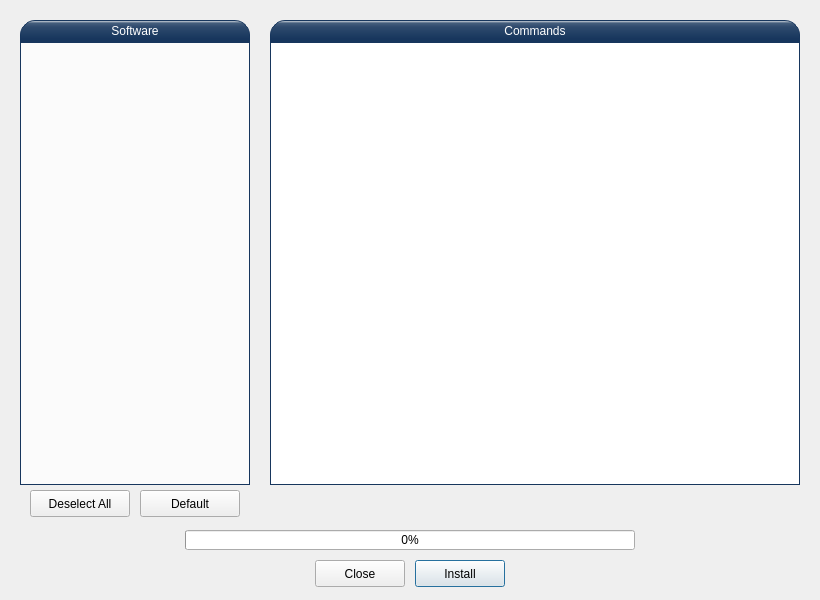
Old version of the form UI/install2.ui in the repository ainfosec/FISSURE.
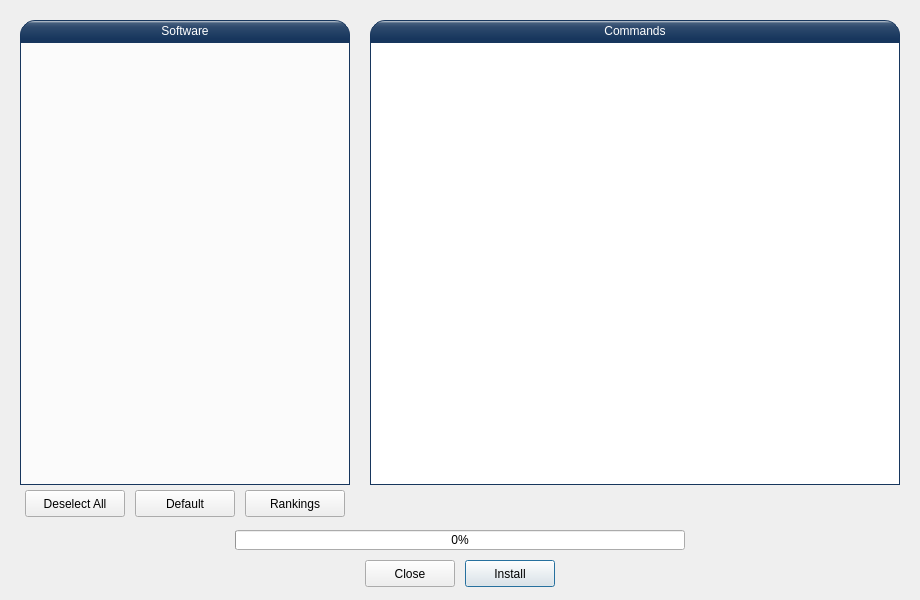
New version of the form.

Commit message: Program size estimates for install

```diff
--- a/UI/install2.ui
+++ b/UI/install2.ui
@@ -6,7 +6,7 @@
    <rect>
     <x>0</x>
     <y>0</y>
-    <width>820</width>
+    <width>920</width>
     <height>600</height>
    </rect>
   </property>
@@ -16,7 +16,7 @@
   <widget class="QPushButton" name="pushButton_ok">
    <property name="geometry">
     <rect>
-     <x>415</x>
+     <x>465</x>
      <y>560</y>
      <width>90</width>
      <height>27</height>
@@ -29,7 +29,7 @@
   <widget class="QPushButton" name="pushButton_cancel">
    <property name="geometry">
     <rect>
-     <x>315</x>
+     <x>365</x>
      <y>560</y>
      <width>90</width>
      <height>27</height>
@@ -42,7 +42,7 @@
   <widget class="QPushButton" name="pushButton_default">
    <property name="geometry">
     <rect>
-     <x>140</x>
+     <x>135</x>
      <y>490</y>
      <width>100</width>
      <height>27</height>
@@ -55,7 +55,7 @@
   <widget class="QPushButton" name="pushButton_deselect">
    <property name="geometry">
     <rect>
-     <x>30</x>
+     <x>25</x>
      <y>490</y>
      <width>100</width>
      <height>27</height>
@@ -68,7 +68,7 @@
   <widget class="QPlainTextEdit" name="plainTextEdit1">
    <property name="geometry">
     <rect>
-     <x>270</x>
+     <x>370</x>
      <y>42</y>
      <width>530</width>
      <height>443</height>
@@ -100,7 +100,7 @@
     <rect>
      <x>20</x>
      <y>20</y>
-     <width>230</width>
+     <width>330</width>
      <height>22</height>
     </rect>
    </property>
@@ -129,7 +129,7 @@
   <widget class="QLabel" name="label2">
    <property name="geometry">
     <rect>
-     <x>270</x>
+     <x>370</x>
      <y>20</y>
      <width>530</width>
      <height>22</height>
@@ -160,7 +160,7 @@
   <widget class="QProgressBar" name="progressBar1">
    <property name="geometry">
     <rect>
-     <x>185</x>
+     <x>235</x>
      <y>530</y>
      <width>450</width>
      <height>20</height>
@@ -181,7 +181,7 @@
     <rect>
      <x>20</x>
      <y>42</y>
-     <width>230</width>
+     <width>330</width>
      <height>443</height>
     </rect>
    </property>
@@ -216,6 +216,19 @@
     </property>
    </column>
   </widget>
+  <widget class="QPushButton" name="pushButton_rankings">
+   <property name="geometry">
+    <rect>
+     <x>245</x>
+     <y>490</y>
+     <width>100</width>
+     <height>27</height>
+    </rect>
+   </property>
+   <property name="text">
+    <string>Rankings</string>
+   </property>
+  </widget>
   <zorder>pushButton_ok</zorder>
   <zorder>pushButton_cancel</zorder>
   <zorder>pushButton_default</zorder>
```
Left out of the diff: 1 changed line with no effect on the pictures. The commit also changes 7 other files.
